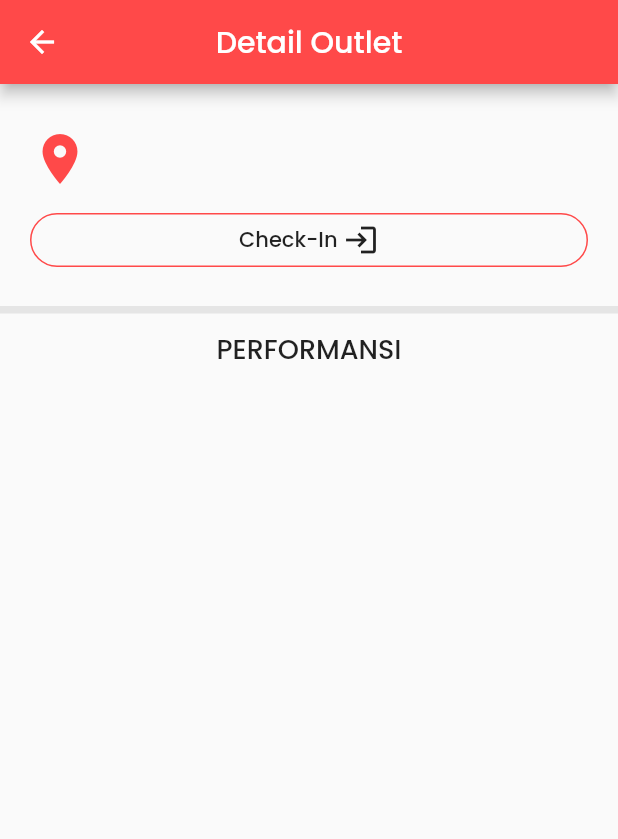
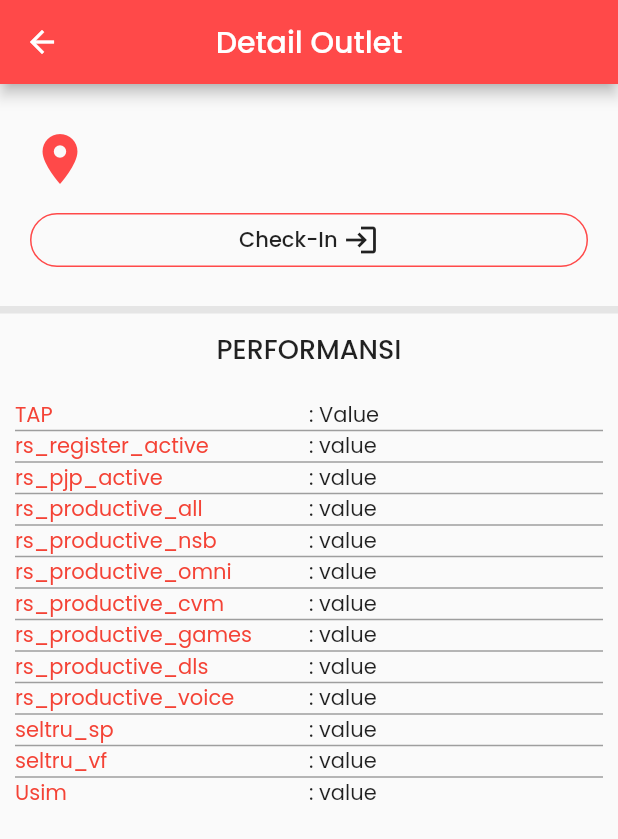
Before and after one commit to rosyidrid/telkomapps, a Flutter app: the OutletPage screen opened directly with empty values, on a phone screen of 412 x 824 dp. Shown: the top 839 px of the screen. Run offline on Flutter 3.47's test engine with Material 2 defaults, Android fonts, the light colour scheme and no system bars; our stand-ins replace camera, dio, flutter_svg, shared_preferences, splashscreen; accounts and stored records are empty.

Commit message:
buat table

```diff
--- a/lib/pages/outlet/components/performansi.dart
+++ b/lib/pages/outlet/components/performansi.dart
@@ -17,7 +17,72 @@ class _PerformansiState extends State<Performansi> {
         mainAxisAlignment: MainAxisAlignment.start,
         children: <Widget>[
           Text("PERFORMANSI",
-              style: TextStyle(fontWeight: FontWeight.w500, fontSize: 18)),
+              style: TextStyle(
+              fontWeight: FontWeight.w500, fontSize: 18)),
+          Padding(
+            padding: EdgeInsets.all(10),
+          ),
+          Table(
+            border: TableBorder(
+              horizontalInside: BorderSide(
+                color: Colors.grey
+              )
+            ),
+            children: [
+              TableRow(children: [
+                Text("TAP", style:TextStyle(color: Colors.red)),
+                Text(": Value"),
+              ]),
+              TableRow(children: [
+                Text("rs_register_active", style:TextStyle(color: Colors.red)),
+                Text(": value"),
+              ]),
+              TableRow(children: [
+                Text("rs_pjp_active", style:TextStyle(color: Colors.red)),
+                Text(": value"),
+              ]),
+              TableRow(children: [
+                Text("rs_productive_all", style:TextStyle(color: Colors.red)),
+                Text(": value"),
+              ]),
+              TableRow(children: [
+                Text("rs_productive_nsb", style:TextStyle(color: Colors.red)),
+                Text(": value"),
+              ]),
+              TableRow(children: [
+                Text("rs_productive_omni", style:TextStyle(color: Colors.red)),
+                Text(": value"),
+              ]),
+              TableRow(children: [
+                Text("rs_productive_cvm", style:TextStyle(color: Colors.red)),
+                Text(": value"),
+              ]),
+              TableRow(children: [
+                Text("rs_productive_games", style:TextStyle(color: Colors.red)),
+                Text(": value"),
+              ]),
+              TableRow(children: [
+                Text("rs_productive_dls", style:TextStyle(color: Colors.red)),
+                Text(": value"),
+              ]),
+              TableRow(children: [
+                Text("rs_productive_voice", style:TextStyle(color: Colors.red)),
+                Text(": value"),
+              ]),
+              TableRow(children: [
+                Text("seltru_sp", style:TextStyle(color: Colors.red)),
+                Text(": value"),
+              ]),
+              TableRow(children: [
+                Text("seltru_vf", style:TextStyle(color: Colors.red)),
+                Text(": value"),
+              ]),
+              TableRow(children: [
+                Text("Usim", style:TextStyle(color: Colors.red)),
+                Text(": value"),
+              ]),
+            ],
+          )
         ],
       ),
     );
```
